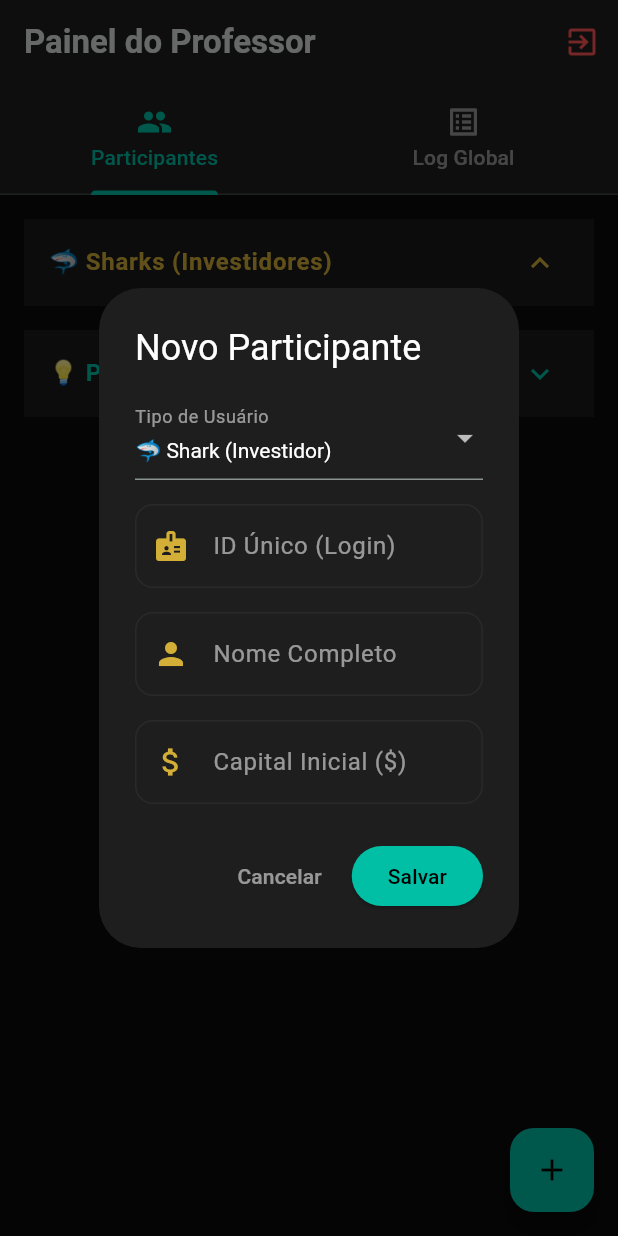
After one commit to lucasblima-dev/app_shark_tank, a Flutter app: the AdminDashboardScreen screen opened directly, after a tap on the "add" icon, on a phone screen of 412 x 824 dp. The commit adds this screen. Run offline on Flutter 3.47's test engine with Material 3 defaults, Android fonts, the phone set to English and light mode, and no system bars; our stand-ins replace cloud_firestore, confetti, firebase_core, flutter_riverpod; accounts and stored records are empty.

Commit message:
feat: novo layout e features para o admin

```diff
--- a/lib/features/admin/presentation/admin_dashboard_screen.dart
+++ b/lib/features/admin/presentation/admin_dashboard_screen.dart
@@ -3,6 +3,7 @@ import 'package:flutter/material.dart';
 import '../../../core/constants/app_colors.dart';
 import '../../auth/presentation/login_screen.dart';
 import 'widgets/transactions_log_tab.dart';
+import 'widgets/user_form_dialog.dart';
 
 class AdminDashboardScreen extends StatelessWidget {
   const AdminDashboardScreen({super.key});
@@ -13,6 +14,17 @@ class AdminDashboardScreen extends StatelessWidget {
       length: 2,
       child: Scaffold(
         backgroundColor: AppColors.backgroundDark,
+        floatingActionButton: FloatingActionButton(
+          backgroundColor: AppColors.emerald,
+          foregroundColor: Colors.black,
+          onPressed: () {
+            showDialog(
+              context: context,
+              builder: (_) => const UserFormDialog(),
+            );
+          },
+          child: const Icon(Icons.add),
+        ),
         appBar: AppBar(
           title: const Text(
             'Painel do Professor',
--- /dev/null
+++ b/lib/features/admin/presentation/widgets/user_form_dialog.dart
@@ -0,0 +1,167 @@
+import 'package:flutter/material.dart';
+import 'package:cloud_firestore/cloud_firestore.dart';
+import '../../../../core/constants/app_colors.dart';
+import '../../../shared/domain/models/user_model.dart';
+import '../../../shared/presentation/widget/premium_text_field.dart';
+
+class UserFormDialog extends StatefulWidget {
+  final UserModel? userToEdit;
+
+  const UserFormDialog({super.key, this.userToEdit});
+
+  @override
+  State<UserFormDialog> createState() => _UserFormDialogState();
+}
+
+class _UserFormDialogState extends State<UserFormDialog> {
+  final _formKey = GlobalKey<FormState>();
+  late String _role;
+
+  final _idController = TextEditingController();
+  final _nameController = TextEditingController();
+  final _capitalController = TextEditingController();
+  final _ideaController = TextEditingController();
+
+  @override
+  void initState() {
+    super.initState();
+    // Preenche os dados se for edição
+    _role = widget.userToEdit?.role ?? 'shark';
+    if (widget.userToEdit != null) {
+      _idController.text = widget.userToEdit!.id;
+      _nameController.text = widget.userToEdit!.name;
+      if (_role == 'shark') {
+        _capitalController.text =
+            widget.userToEdit!.availableCapital?.toString() ?? '';
+      } else if (_role == 'proponent') {
+        _ideaController.text = widget.userToEdit!.ideaName ?? '';
+      }
+    }
+  }
+
+  void _saveUser() async {
+    if (!_formKey.currentState!.validate()) return;
+
+    final docRef = FirebaseFirestore.instance
+        .collection('users')
+        .doc(_idController.text.trim());
+
+    final userData = {
+      'name': _nameController.text.trim(),
+      'role': _role,
+      if (_role == 'shark')
+        'availableCapital': double.parse(_capitalController.text),
+      if (_role == 'shark')
+        'reservedCapital': widget.userToEdit?.reservedCapital ?? 0.0,
+      if (_role == 'proponent') 'ideaName': _ideaController.text.trim(),
+      if (_role == 'proponent')
+        'equityGiven': widget.userToEdit?.equityGiven ?? 0.0,
+    };
+
+    await docRef.set(userData, SetOptions(merge: true));
+
+    if (mounted) {
+      Navigator.pop(context);
+      ScaffoldMessenger.of(context).showSnackBar(
+        SnackBar(
+          content: Text(
+            widget.userToEdit == null
+                ? 'Usuário criado!'
+                : 'Usuário atualizado!',
+          ),
+          backgroundColor: AppColors.emerald,
+        ),
+      );
+    }
+  }
+
+  @override
+  Widget build(BuildContext context) {
+    final isEditing = widget.userToEdit != null;
+
+    return AlertDialog(
+      backgroundColor: AppColors.backgroundLight,
+      title: Text(
+        isEditing ? 'Editar Participante' : 'Novo Participante',
+        style: const TextStyle(color: AppColors.textWhite),
+      ),
+      content: SingleChildScrollView(
+        child: Form(
+          key: _formKey,
+          child: Column(
+            mainAxisSize: MainAxisSize.min,
+            children: [
+              // Só permite escolher o papel se for criação
+              if (!isEditing)
+                DropdownButtonFormField<String>(
+                  initialValue: _role,
+                  dropdownColor: AppColors.cardDark,
+                  style: const TextStyle(color: AppColors.textWhite),
+                  decoration: const InputDecoration(
+                    labelText: 'Tipo de Usuário',
+                    labelStyle: TextStyle(color: AppColors.textMuted),
+                  ),
+                  items: const [
+                    DropdownMenuItem(
+                      value: 'shark',
+                      child: Text('🦈 Shark (Investidor)'),
+                    ),
+                    DropdownMenuItem(
+                      value: 'proponent',
+                      child: Text('💡 Proponente (Startup)'),
+                    ),
+                  ],
+                  onChanged: (val) => setState(() => _role = val!),
+                ),
+              const SizedBox(height: 16),
+              PremiumTextField(
+                controller: _idController,
+                label: 'ID Único (Login)',
+                icon: Icons.badge,
+              ),
+              const SizedBox(height: 16),
+              PremiumTextField(
+                controller: _nameController,
+                label: 'Nome Completo',
+                icon: Icons.person,
+              ),
+              const SizedBox(height: 16),
+
+              // Campos dinâmicos dependendo da escolha
+              if (_role == 'shark')
+                PremiumTextField(
+                  controller: _capitalController,
+                  label: 'Capital Inicial (\$)',
+                  icon: Icons.attach_money,
+                  isNumber: true,
+                ),
+              if (_role == 'proponent')
+                PremiumTextField(
+                  controller: _ideaController,
+                  label: 'Nome da Ideia/Startup',
+                  icon: Icons.lightbulb_outline,
+                ),
+            ],
+          ),
+        ),
+      ),
+      actions: [
+        TextButton(
+          onPressed: () => Navigator.pop(context),
+          child: const Text(
+            'Cancelar',
+            style: TextStyle(color: AppColors.textMuted),
+          ),
+        ),
+        ElevatedButton(
+          style: ElevatedButton.styleFrom(
+            backgroundColor: AppColors.emerald,
+            foregroundColor: Colors.black,
+          ),
+          onPressed: _saveUser,
+          child: const Text('Salvar'),
+        ),
+      ],
+    );
+  }
+}
--- a/lib/features/admin/presentation/widgets/users_list_tab.dart
+++ b/lib/features/admin/presentation/widgets/users_list_tab.dart
@@ -3,6 +3,8 @@ import 'package:flutter_riverpod/flutter_riverpod.dart';
 import 'package:cloud_firestore/cloud_firestore.dart';
 import '../../../../core/constants/app_colors.dart';
 import '../../../shared/data/shared_providers.dart';
+import '../../../shared/domain/models/user_model.dart';
+import 'user_form_dialog.dart';
 
 class UsersListTab extends ConsumerWidget {
   const UsersListTab({super.key});
@@ -41,15 +43,14 @@ class UsersListTab extends ConsumerWidget {
 
     if (confirm == true) {
       await FirebaseFirestore.instance.collection('users').doc(docId).delete();
-      if (context.mounted) {
-        ScaffoldMessenger.of(context).showSnackBar(
-          const SnackBar(
-            content: Text('Usuário apagado.'),
-            backgroundColor: Colors.black,
-          ),
-        );
     }
   }
+
+  void _openEditModal(BuildContext context, UserModel user) {
+    showDialog(
+      context: context,
+      builder: (_) => UserFormDialog(userToEdit: user),
+    );
   }
 
   @override
@@ -64,32 +65,69 @@ class UsersListTab extends ConsumerWidget {
         child: Text('Erro: $e', style: const TextStyle(color: AppColors.error)),
       ),
       data: (users) {
-        final participants = users.where((u) => u.role != 'admin').toList();
+        final sharks = users.where((u) => u.role == 'shark').toList();
+        final proponents = users.where((u) => u.role == 'proponent').toList();
 
-        if (participants.isEmpty) {
-          return const Center(
-            child: Text(
-              'Nenhum participante.',
-              style: TextStyle(color: AppColors.textMuted),
+        return ListView(
+          padding: const EdgeInsets.all(16),
+          children: [
+            // Sessão Sharks
+            Theme(
+              data: Theme.of(
+                context,
+              ).copyWith(dividerColor: Colors.transparent), // Remove linha feia
+              child: ExpansionTile(
+                initiallyExpanded: true,
+                collapsedBackgroundColor: AppColors.cardDark,
+                backgroundColor: AppColors.cardDark,
+                iconColor: AppColors.gold,
+                collapsedIconColor: AppColors.gold,
+                title: const Text(
+                  '🦈 Sharks (Investidores)',
+                  style: TextStyle(
+                    color: AppColors.gold,
+                    fontWeight: FontWeight.bold,
                   ),
+                ),
+                children: sharks
+                    .map((shark) => _buildUserCard(context, shark))
+                    .toList(),
+              ),
+            ),
+
+            const SizedBox(height: 16),
+
+            // Sessão Proponentes
+            Theme(
+              data: Theme.of(
+                context,
+              ).copyWith(dividerColor: Colors.transparent),
+              child: ExpansionTile(
+                collapsedBackgroundColor: AppColors.cardDark,
+                backgroundColor: AppColors.cardDark,
+                iconColor: AppColors.emerald,
+                collapsedIconColor: AppColors.emerald,
+                title: const Text(
+                  '💡 Proponentes (Startups)',
+                  style: TextStyle(
+                    color: AppColors.emerald,
+                    fontWeight: FontWeight.bold,
+                  ),
+                ),
+                children: proponents
+                    .map((prop) => _buildUserCard(context, prop))
+                    .toList(),
+              ),
+            ),
+          ],
+        );
+      },
     );
   }
 
-        return ListView.builder(
-          padding: const EdgeInsets.all(16),
-          itemCount: participants.length,
-          itemBuilder: (context, index) {
-            final user = participants[index];
-            final isShark = user.role == 'shark';
-
-            return Card(
-              color: AppColors.backgroundLight,
-              margin: const EdgeInsets.only(bottom: 12),
-              child: ListTile(
-                leading: Icon(
-                  isShark ? Icons.attach_money : Icons.lightbulb,
-                  color: isShark ? AppColors.gold : AppColors.emerald,
-                ),
+  Widget _buildUserCard(BuildContext context, UserModel user) {
+    return ListTile(
+      contentPadding: const EdgeInsets.symmetric(horizontal: 16, vertical: 4),
       title: Text(
         user.name,
         style: const TextStyle(
@@ -97,22 +135,42 @@ class UsersListTab extends ConsumerWidget {
           fontWeight: FontWeight.bold,
         ),
       ),
-                subtitle: Text(
-                  'ID: ${user.id} | Tipo: ${user.role.toUpperCase()}',
+      subtitle: Column(
+        crossAxisAlignment: CrossAxisAlignment.start,
+        children: [
+          Text(
+            'ID: ${user.id}',
             style: const TextStyle(color: AppColors.textMuted),
           ),
-                trailing: IconButton(
+          if (user.role == 'shark')
+            Text(
+              'Disponível: \$${user.availableCapital?.toStringAsFixed(0)} | Congelado: \$${user.reservedCapital?.toStringAsFixed(0)}',
+              style: const TextStyle(color: AppColors.gold, fontSize: 12),
+            ),
+          if (user.role == 'proponent')
+            Text(
+              'Ideia: ${user.ideaName} | Equity Cedido: ${user.equityGiven}%',
+              style: const TextStyle(color: AppColors.emerald, fontSize: 12),
+            ),
+        ],
+      ),
+      trailing: Row(
+        mainAxisSize: MainAxisSize.min,
+        children: [
+          IconButton(
+            icon: const Icon(Icons.edit, color: AppColors.textMuted, size: 20),
+            onPressed: () => _openEditModal(context, user),
+          ),
+          IconButton(
             icon: const Icon(
               Icons.delete_outline,
               color: AppColors.error,
+              size: 20,
             ),
             onPressed: () => _deleteDocument(context, user.id),
           ),
+        ],
       ),
-            );
-          },
-        );
-      },
     );
   }
 }
```
Lines whose indentation alone changed are shown as unchanged.
